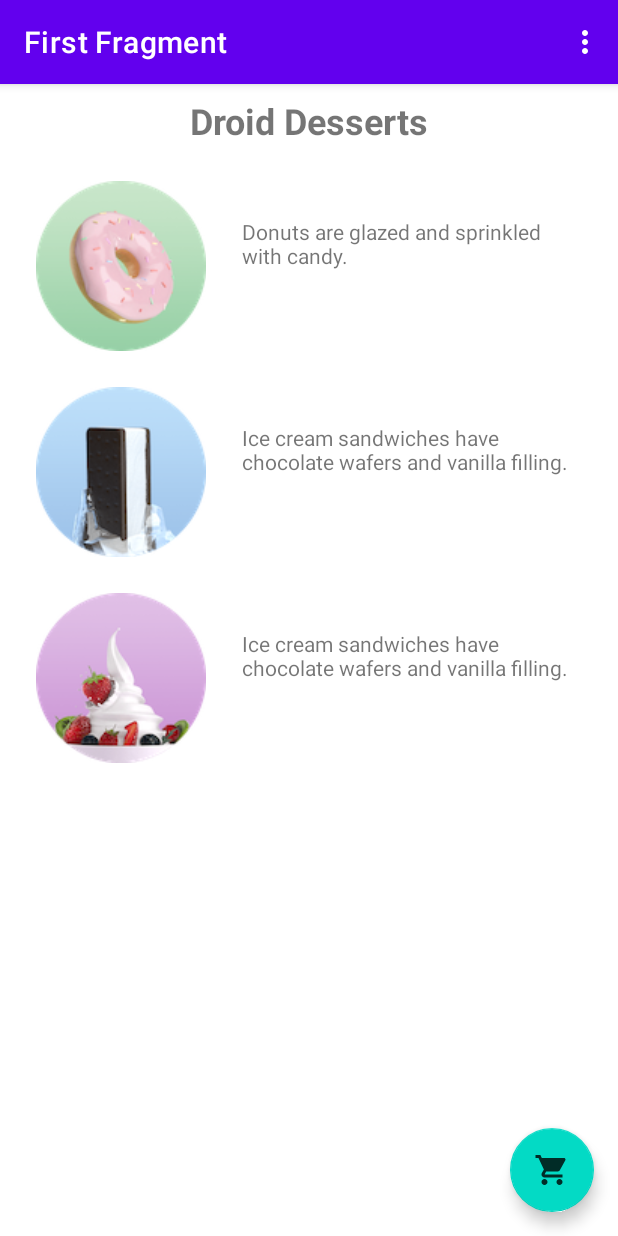
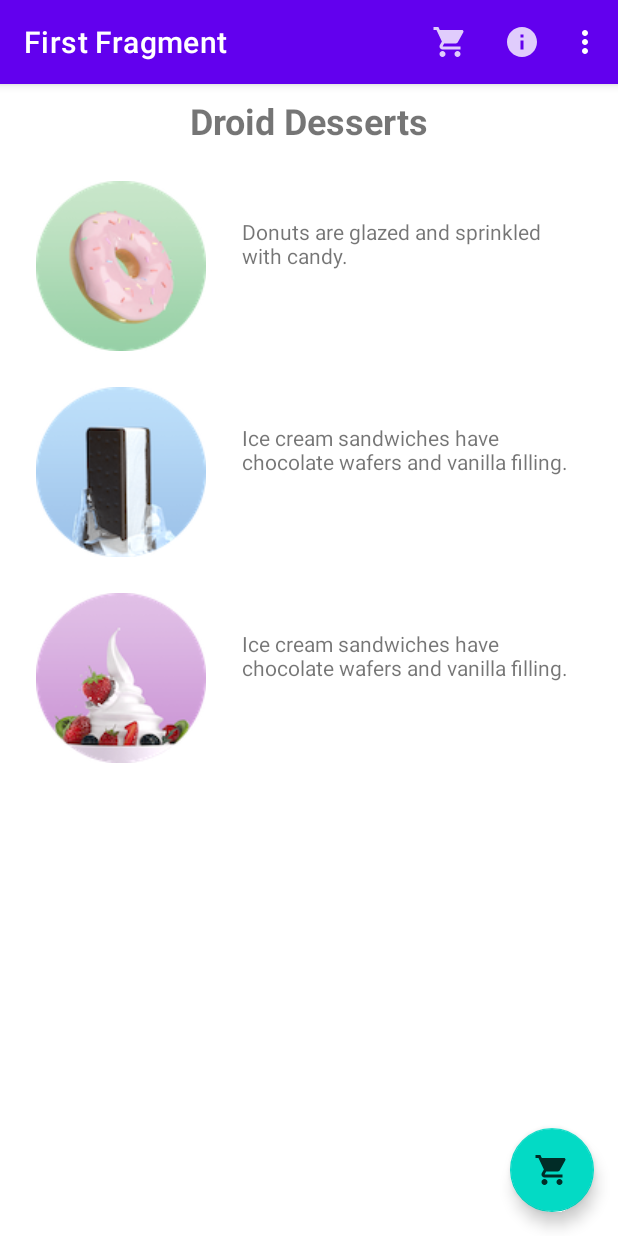
Before and after one commit to JoseCruzMV/DroidCafe, an Android app: the screen it shows after launch (MainActivity), on a phone screen of 412 x 824 dp. Run offline under Robolectric (Android 15) with nearby library versions, the phone set to English and light mode, and no system bars; our stand-ins replace navigation-ui.

Commit message:
Added icons for menu items

```diff
--- /dev/null
+++ b/app/src/main/res/drawable-anydpi/ic_favorites.xml
@@ -0,0 +1,11 @@
+<vector xmlns:android="http://schemas.android.com/apk/res/android"
+    android:width="24dp"
+    android:height="24dp"
+    android:viewportWidth="24"
+    android:viewportHeight="24"
+    android:tint="#FFFFFF"
+    android:alpha="0.8">
+  <path
+      android:fillColor="@android:color/white"
+      android:pathData="M12,21.35l-1.45,-1.32C5.4,15.36 2,12.28 2,8.5 2,5.42 4.42,3 7.5,3c1.74,0 3.41,0.81 4.5,2.09C13.09,3.81 14.76,3 16.5,3 19.58,3 22,5.42 22,8.5c0,3.78 -3.4,6.86 -8.55,11.54L12,21.35z"/>
+</vector>
--- /dev/null
+++ b/app/src/main/res/drawable-anydpi/ic_status_info.xml
@@ -0,0 +1,11 @@
+<vector xmlns:android="http://schemas.android.com/apk/res/android"
+    android:width="24dp"
+    android:height="24dp"
+    android:viewportWidth="24"
+    android:viewportHeight="24"
+    android:tint="#FFFFFF"
+    android:alpha="0.8">
+  <path
+      android:fillColor="@android:color/white"
+      android:pathData="M12,2C6.48,2 2,6.48 2,12s4.48,10 10,10 10,-4.48 10,-10S17.52,2 12,2zM13,17h-2v-6h2v6zM13,9h-2L11,7h2v2z"/>
+</vector>
--- a/app/src/main/res/menu/menu_main.xml
+++ b/app/src/main/res/menu/menu_main.xml
@@ -9,17 +9,20 @@
         app:showAsAction="never" />
     <item
         android:id="@+id/action_order"
+        android:icon="@drawable/ic_shopping_cart"
         android:orderInCategory="10"
         android:title="@string/action_order"
-        app:showAsAction="never" />
+        app:showAsAction="always" />
     <item
         android:id="@+id/action_status"
+        android:icon="@drawable/ic_status_info"
         android:orderInCategory="20"
         android:title="@string/action_status"
-        app:showAsAction="never" />
+        app:showAsAction="always" />
     <item
         android:id="@+id/action_favorites"
+        android:icon="@drawable/ic_favorites"
         android:orderInCategory="30"
         android:title="@string/action_favorites"
-        app:showAsAction="never" />
+        app:showAsAction="ifRoom" />
 </menu>
```
Also changed, not shown: app/src/main/res/drawable-hdpi/ic_favorites.png (added), app/src/main/res/drawable-hdpi/ic_status_info.png (added), app/src/main/res/drawable-mdpi/ic_favorites.png (added), app/src/main/res/drawable-mdpi/ic_status_info.png (added), app/src/main/res/drawable-xhdpi/ic_favorites.png (added), app/src/main/res/drawable-xhdpi/ic_status_info.png (added), app/src/main/res/drawable-xxhdpi/ic_favorites.png (added), app/src/main/res/drawable-xxhdpi/ic_status_info.png (added).
